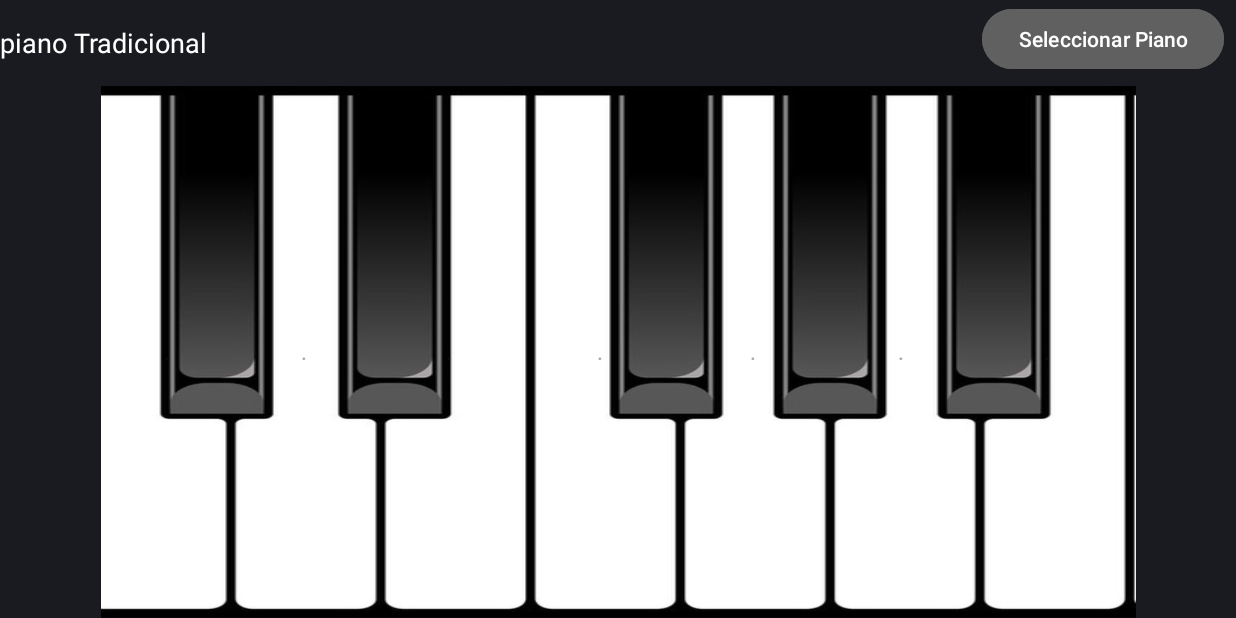
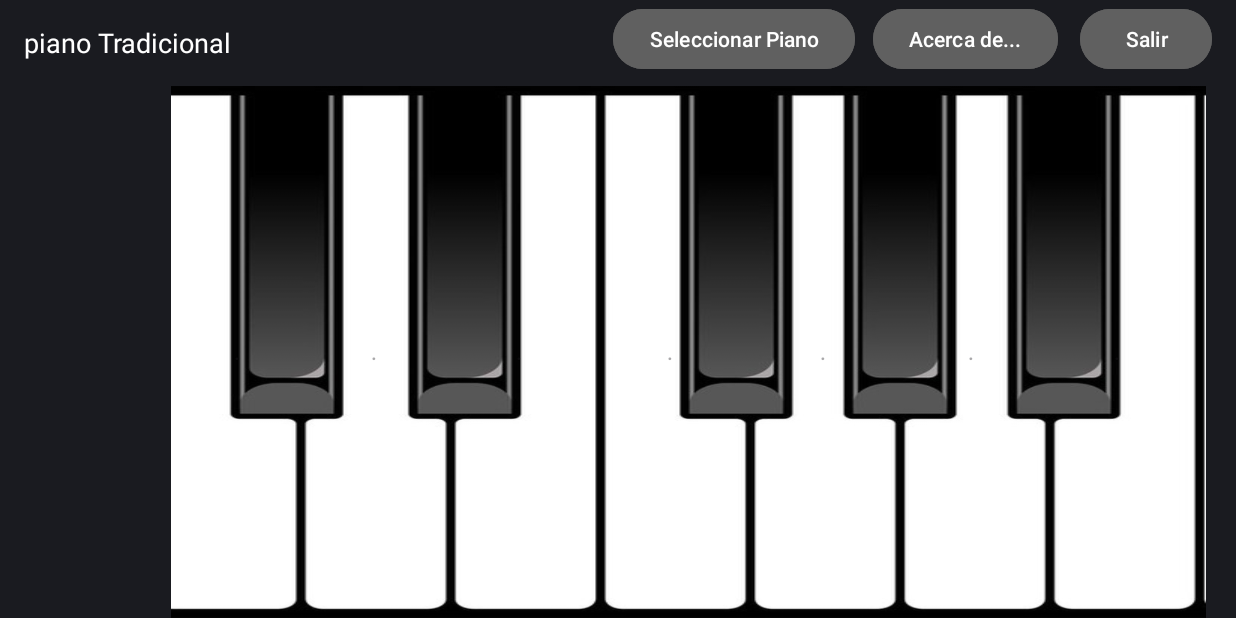
Before and after one commit to csilva270801/PianoGrupo07, an Android app: the screen it shows after launch (MainActivity), on a phone screen of 824 x 412 dp (held sideways). Run offline under Robolectric (Android 15) with nearby library versions, the phone set to English and light mode, and no system bars.

Commit message:
Terminado5

```diff
--- a/app/src/main/java/com/example/pianogrupo07/AcercaDe.java
+++ b/app/src/main/java/com/example/pianogrupo07/AcercaDe.java
@@ -55,4 +55,5 @@ public class AcercaDe extends AppCompatActivity {
                 });
         builder.show();
     }
+
 }
--- a/app/src/main/res/layout/activity_main.xml
+++ b/app/src/main/res/layout/activity_main.xml
@@ -13,6 +13,7 @@
         android:id="@+id/tvTitulo"
         android:layout_width="wrap_content"
         android:layout_height="wrap_content"
+        android:layout_marginStart="16dp"
         android:layout_marginTop="16dp"
         android:text="@string/piano_tradicional"
         android:textColor="#ffffff"
@@ -25,10 +26,36 @@
         android:layout_width="wrap_content"
         android:layout_height="wrap_content"
         android:layout_marginTop="2dp"
-        android:layout_marginEnd="8dp"
+        android:layout_marginEnd="254dp"
         android:backgroundTint="#606060"
         android:onClick="cuadroDialogo"
         android:text="@string/seleccionar_piano"
+        android:textColor="#ffffff"
+        app:layout_constraintEnd_toEndOf="parent"
+        app:layout_constraintTop_toTopOf="parent" />
+
+    <Button
+        android:id="@+id/btnAcerca_de"
+        android:layout_width="wrap_content"
+        android:layout_height="wrap_content"
+        android:layout_marginStart="12dp"
+        android:layout_marginTop="2dp"
+        android:backgroundTint="#606060"
+        android:onClick="Acercade"
+        android:text="@string/acerca_de"
+        android:textColor="#ffffff"
+        app:layout_constraintStart_toEndOf="@+id/btnSeleccionarPiano"
+        app:layout_constraintTop_toTopOf="parent" />
+
+    <Button
+        android:id="@+id/btnsalir"
+        android:layout_width="wrap_content"
+        android:layout_height="wrap_content"
+        android:layout_marginTop="2dp"
+        android:layout_marginEnd="16dp"
+        android:backgroundTint="#606060"
+        android:onClick="salir"
+        android:text="@string/salir"
         android:textColor="#ffffff"
         app:layout_constraintEnd_toEndOf="parent"
         app:layout_constraintTop_toTopOf="parent" />
@@ -38,13 +65,11 @@
         android:layout_width="wrap_content"
         android:layout_height="0dp"
 
-        android:layout_marginStart="16dp"
         android:layout_marginTop="7dp"
-        android:layout_marginEnd="16dp"
+        android:layout_marginEnd="4dp"
         android:background="@drawable/piano"
         app:layout_constraintBottom_toBottomOf="parent"
-        app:layout_constraintEnd_toEndOf="parent"
-        app:layout_constraintStart_toStartOf="parent"
+        app:layout_constraintEnd_toEndOf="@+id/btnsalir"
         app:layout_constraintTop_toBottomOf="@+id/btnSeleccionarPiano">
 
 
--- a/app/src/main/res/values/strings.xml
+++ b/app/src/main/res/values/strings.xml
@@ -33,5 +33,6 @@
     <string name="es_el_sonido_de_una_marimba">Es el sonido de una Marimba</string>
     <string name="es_el_sonido_de_una_trompeta">Es el sonido de una Trompeta</string>
     <string name="es_el_sonido_de_un_triangulo">Es el sonido de un Triangulo</string>
+    <string name="acerca_de">Acerca de...</string>
 
 </resources>
```
Also changed, not shown: app/src/main/java/com/example/pianogrupo07/MainActivity.java (+17 -0 lines), app/src/main/java/com/example/pianogrupo07/piano_animales.java (+15 -16 lines), app/src/main/java/com/example/pianogrupo07/piano_instrumentos.java (+18 -11 lines), app/src/main/res/layout/activity_piano_animales.xml (+21 -5 lines), app/src/main/res/layout/activity_piano_instrumentos.xml (+24 -9 lines).
